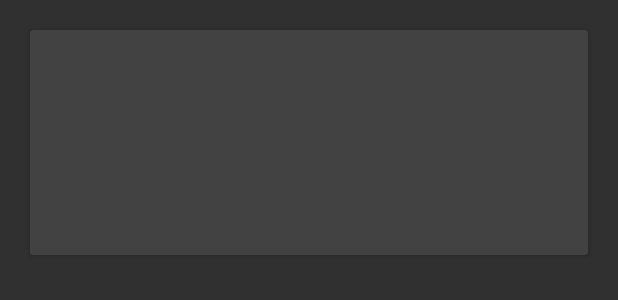
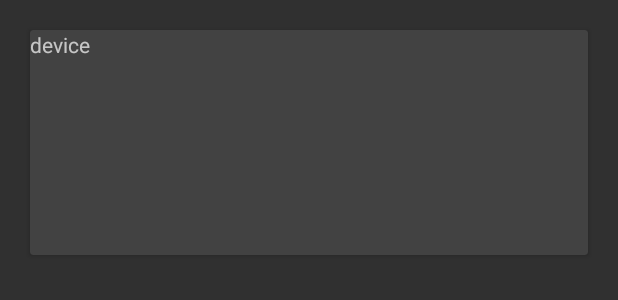
Before and after one commit to whey86/headphonetester, an Android app: the layout result_layout.xml on its own in the app's theme, with its tools: preview values and no code run, on a phone screen of 412 x 824 dp. Shown: the top 300 px of the screen. Run offline under Robolectric (Android 15) with nearby library versions, the phone set to English and light mode, and no system bars.

Commit message:
Tinkering with results

```diff
--- a/app/build.gradle
+++ b/app/build.gradle
@@ -49,4 +49,5 @@ dependencies {
     compile 'com.trello:rxlifecycle-components:0.4.0'
     compile 'com.jakewharton:butterknife:7.0.1'
     compile 'com.firebase:firebase-client-android:2.3.1'
+    compile 'com.firebaseui:firebase-ui:0.3.1'
 }
--- a/app/src/main/java/com/erikle2/headphonetester/ui/presenters/impl/SoundTestPresenterImpl.java
+++ b/app/src/main/java/com/erikle2/headphonetester/ui/presenters/impl/SoundTestPresenterImpl.java
@@ -55,7 +55,7 @@ public class SoundTestPresenterImpl implements SoundTestFragmentPresenter {
     @Override
     public void validateTest() {
         // Testfragement done and not last testfragment
-        if (activityCallback.getTest().hasValue(index) && index < MAX) {
+        if (activityCallback.getTest().hasValue(index) && index < MAX ) {
             view.nextView();
 
         } else if (TEST_TYPE == 2 && index < MAX) {
--- a/app/src/main/java/com/erikle2/headphonetester/ui/presenters/interfaces/ResultPresenter.java
+++ b/app/src/main/java/com/erikle2/headphonetester/ui/presenters/interfaces/ResultPresenter.java
@@ -1,4 +1,6 @@
 package com.erikle2.headphonetester.ui.presenters.interfaces;
+
+import com.erikle2.headphonetester.model.entities.HeadPhoneTest;
 
 import java.util.List;
 
@@ -6,6 +8,6 @@ import java.util.List;
  * Created by Erik on 24/02/2016.
  */
 public interface ResultPresenter {
-    List[] getData();
-    void populateList();
+    void saveTest();
+    int getTotalScore();
 }
--- a/app/src/main/java/com/erikle2/headphonetester/ui/views/ITalkToMain.java
+++ b/app/src/main/java/com/erikle2/headphonetester/ui/views/ITalkToMain.java
@@ -7,6 +7,6 @@ import com.erikle2.headphonetester.model.entities.HeadPhoneTest;
  */
 public interface ITalkToMain {
     void onNavigationSelected(int position);
-    HeadPhoneTest startNewTest();
+    HeadPhoneTest startNewTest(String headphones);
     HeadPhoneTest getTest();
 }
--- a/app/src/main/java/com/erikle2/headphonetester/ui/views/ResultView.java
+++ b/app/src/main/java/com/erikle2/headphonetester/ui/views/ResultView.java
@@ -5,4 +5,5 @@ package com.erikle2.headphonetester.ui.views;
  */
 public interface ResultView {
     void close();
+    void setResult(int score);
 }
--- a/app/src/main/res/layout/result_layout.xml
+++ b/app/src/main/res/layout/result_layout.xml
@@ -1,28 +1,46 @@
 <?xml version="1.0" encoding="utf-8"?>
 <LinearLayout xmlns:android="http://schemas.android.com/apk/res/android"
-    android:orientation="vertical" android:layout_width="match_parent"
+    android:layout_width="match_parent"
+    android:layout_height="match_parent"
     android:background="@color/colorPrimaryLight"
-    android:layout_height="match_parent">
+    android:orientation="vertical">
 
-    <android.support.v7.widget.CardView xmlns:card_view="http://schemas.android.com/apk/res-auto"
-        xmlns:android="http://schemas.android.com/apk/res/android"
-        android:orientation="horizontal"
+    <android.support.v7.widget.CardView xmlns:android="http://schemas.android.com/apk/res/android"
+        xmlns:card_view="http://schemas.android.com/apk/res-auto"
         android:layout_width="match_parent"
         android:layout_height="150dp"
         android:layout_margin="20dp"
+        android:orientation="vertical"
         android:weightSum="1"
-        card_view:cardBackgroundColor="@color/colorPrimaryLighter">
-        <TextView
+        card_view:cardBackgroundColor="@color/colorPrimaryLighter"
+        >
+
+        <LinearLayout
             android:layout_width="match_parent"
             android:layout_height="match_parent"
-            android:id="@+id/tvDeviceName"
-            />
-   </android.support.v7.widget.CardView>
+            android:orientation="vertical">
+
+            <TextView
+                android:id="@+id/tvDeviceName"
+                android:layout_width="match_parent"
+                android:layout_height="match_parent"
+                android:text="device" />
+
+            <TextView
+                android:id="@+id/tvScore"
+                android:layout_width="match_parent"
+                android:layout_height="match_parent"
+                android:text="Score"
+
+                />
+        </LinearLayout>
+
+    </android.support.v7.widget.CardView>
+
     <android.support.v7.widget.RecyclerView
         android:id="@+id/rv_result"
         android:layout_width="match_parent"
-        android:layout_height="match_parent"
-        />
+        android:layout_height="match_parent" />
 
 
 </LinearLayout>
```
Also changed, not shown: app/src/main/java/com/erikle2/headphonetester/model/entities/HeadPhoneTest.java (+18 -6 lines), app/src/main/java/com/erikle2/headphonetester/network/DatabaseConnection.java (added, +38 -0 lines), app/src/main/java/com/erikle2/headphonetester/other/ResultAnalyzes.java (added, +44 -0 lines), app/src/main/java/com/erikle2/headphonetester/ui/activities/MainActivity.java (+7 -4 lines), app/src/main/java/com/erikle2/headphonetester/ui/fragments/ChooseHeadphonesFragment.java (+83 -0 lines), app/src/main/java/com/erikle2/headphonetester/ui/fragments/ResultFragment.java (+21 -4 lines), app/src/main/java/com/erikle2/headphonetester/ui/fragments/SoundTestFragment.java (+5 -5 lines), app/src/main/java/com/erikle2/headphonetester/ui/presenters/impl/ResultPresenterImpl.java (added, +38 -0 lines), app/src/main/res/layout/chooseheadphones_layout.xml (+9 -9 lines), app/src/main/res/layout/headphone_item.xml (added, +13 -0 lines).
